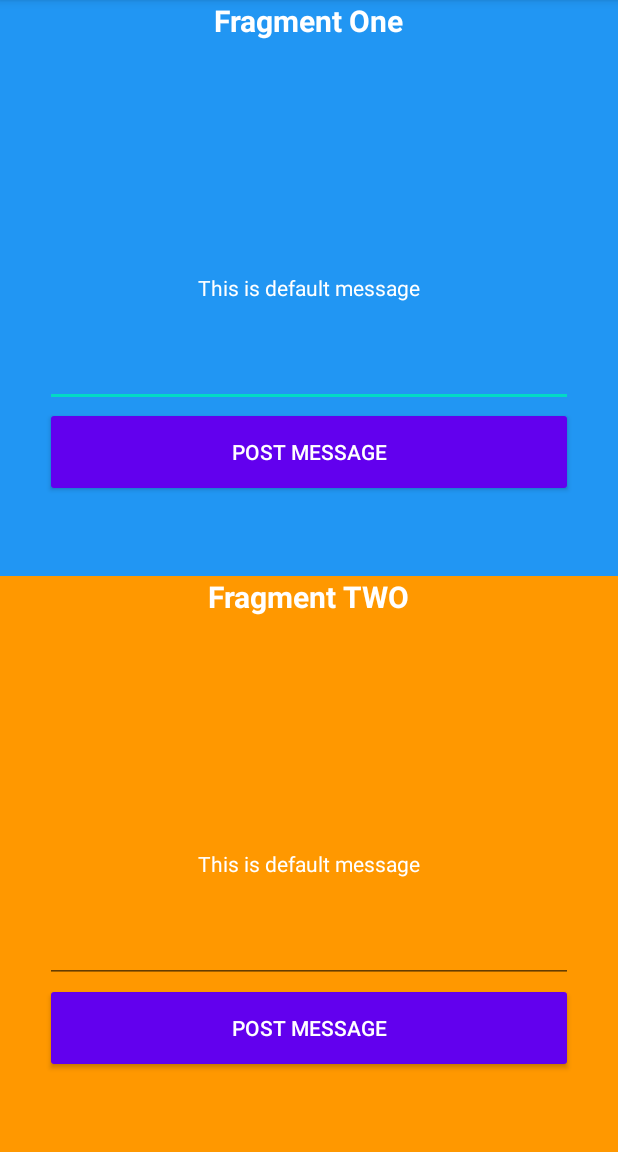
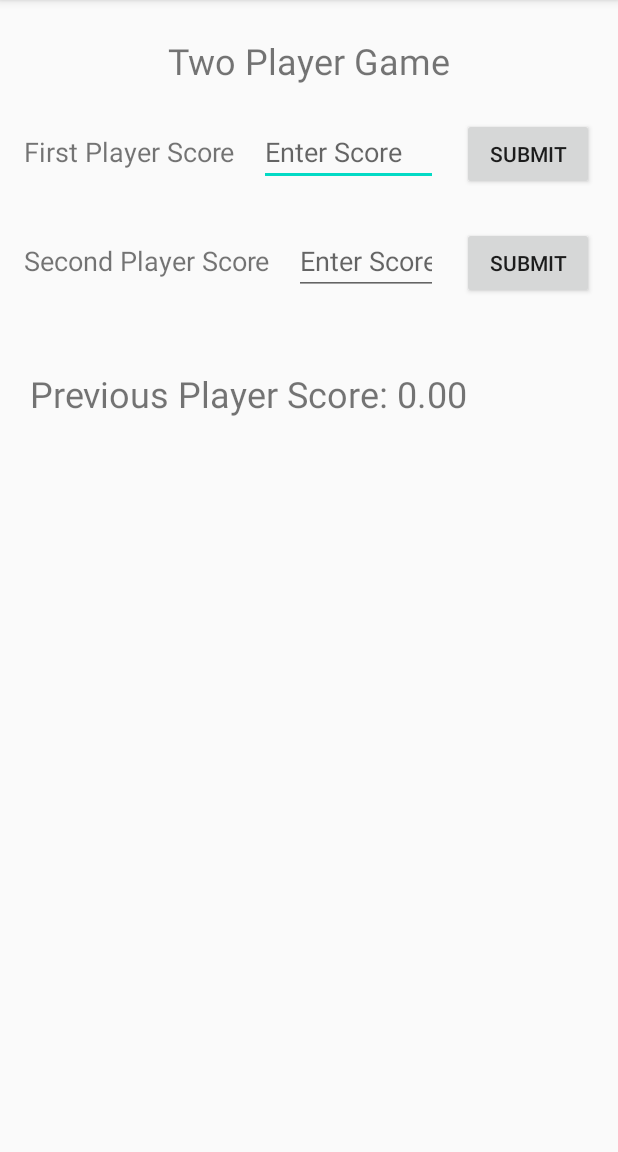
Before and after one commit to hmqiwtCode/LiveDataKotlin, an Android app: the screen it shows after launch (MainActivity), on a phone screen of 412 x 824 dp, the part 84-1236 px from its top. Run offline under Robolectric (Android 15) with nearby library versions, the phone set to English and light mode, and no system bars.

Commit message:
Mediator

```diff
--- a/app/src/main/AndroidManifest.xml
+++ b/app/src/main/AndroidManifest.xml
@@ -9,13 +9,16 @@
         android:roundIcon="@mipmap/ic_launcher_round"
         android:supportsRtl="true"
         android:theme="@style/AppTheme">
-        <activity android:name=".MainActivity">
+        <activity android:name=".mediatore.MainActivity">
             <intent-filter>
                 <action android:name="android.intent.action.MAIN" />
 
                 <category android:name="android.intent.category.LAUNCHER" />
             </intent-filter>
         </activity>
+        <activity android:name=".forliv_data.MainActivity"></activity>
+
+        <activity android:name=".MainActivity"></activity>
     </application>
 
 </manifest>
--- /dev/null
+++ b/app/src/main/java/com/quy/livedatakotlin/mediatore/MainActivity.kt
@@ -0,0 +1,40 @@
+package com.quy.livedatakotlin.mediatore
+
+import androidx.appcompat.app.AppCompatActivity
+import android.os.Bundle
+import androidx.lifecycle.Observer
+import androidx.lifecycle.ViewModelProviders
+import com.quy.livedatakotlin.R
+import kotlinx.android.synthetic.main.activity_main3.*
+
+
+class MainActivity : AppCompatActivity() {
+
+    override fun onCreate(savedInstanceState: Bundle?) {
+        super.onCreate(savedInstanceState)
+        setContentView(R.layout.activity_main3)
+
+        val model = ViewModelProviders.of(this)[MainViewModel::class.java]
+
+
+//        model.firstPlayerScore.observe(this, Observer<Float>{ score ->
+//            previous_player_score_label.text = getString(R.string.previous_player_score, score)
+//        })
+//
+//        model.secondPlayerScore.observe(this, Observer<Float>{ score ->
+//            previous_player_score_label.text = getString(R.string.previous_player_score, score)
+//        })
+//
+     //   region
+            model.currentScore.observe(this, Observer<Float>{ score ->
+            previous_player_score_label.text = getString(R.string.previous_player_score, score)
+        })
+     //   endregion
+
+        submit_first_player_score.setOnClickListener { model.setFirstPlayerScore(
+            first_player_score.text.toString().toFloat()) }
+
+        submit_second_player_score.setOnClickListener { model.setSecondPlayerScore(
+            second_player_score.text.toString().toFloat()) }
+    }
+}
--- /dev/null
+++ b/app/src/main/java/com/quy/livedatakotlin/mediatore/MainViewModel.kt
@@ -0,0 +1,37 @@
+package com.quy.livedatakotlin.mediatore
+
+import androidx.lifecycle.LiveData
+import androidx.lifecycle.MediatorLiveData
+import androidx.lifecycle.MutableLiveData
+import androidx.lifecycle.ViewModel
+
+class MainViewModel: ViewModel(){
+    private var _firstPlayerScore = MutableLiveData<Float>(0f)
+    val firstPlayerScore: LiveData<Float>
+        get()  = _firstPlayerScore
+
+    private var _secondPlayerScore = MutableLiveData<Float>(0f)
+    val secondPlayerScore: LiveData<Float>
+        get()  = _secondPlayerScore
+
+    //region
+    val currentScore = MediatorLiveData<Float>()
+
+    init{
+        currentScore.addSource(_firstPlayerScore) { value ->
+            currentScore.setValue(value)
+        }
+        currentScore.addSource(_secondPlayerScore) { value ->
+            currentScore.setValue(value)
+        }
+    }
+    //endregion
+
+    fun setFirstPlayerScore(score: Float){
+        _firstPlayerScore.value = score
+    }
+
+    fun setSecondPlayerScore(score: Float){
+        _secondPlayerScore.value = score
+    }
+}
--- /dev/null
+++ b/app/src/main/res/layout/activity_main3.xml
@@ -0,0 +1,128 @@
+<?xml version="1.0" encoding="utf-8"?>
+<androidx.constraintlayout.widget.ConstraintLayout xmlns:android="http://schemas.android.com/apk/res/android"
+xmlns:app="http://schemas.android.com/apk/res-auto"
+xmlns:tools="http://schemas.android.com/tools"
+android:layout_width="match_parent"
+android:layout_height="match_parent"
+tools:context=".mediatore.MainActivity">
+
+<TextView
+    android:id="@+id/previous_player_score_label"
+    android:layout_width="wrap_content"
+    android:layout_height="wrap_content"
+    android:layout_marginStart="20dp"
+    android:layout_marginLeft="20dp"
+    android:layout_marginTop="60dp"
+    android:textSize="24sp"
+    app:layout_constraintHorizontal_weight="1"
+    app:layout_constraintStart_toStartOf="parent"
+    app:layout_constraintTop_toBottomOf="@+id/second_player_score_label"
+    tools:text="Previous Player Score: 23" />
+
+<TextView
+    android:id="@+id/first_player_score_label"
+    android:layout_width="wrap_content"
+    android:layout_height="wrap_content"
+    android:layout_marginStart="16dp"
+    android:layout_marginLeft="16dp"
+    android:layout_marginTop="32dp"
+    android:text="@string/first_player_score"
+    android:textSize="18sp"
+    app:layout_constraintEnd_toStartOf="@+id/first_player_score"
+    app:layout_constraintHorizontal_bias="0.5"
+    app:layout_constraintHorizontal_weight="1"
+    app:layout_constraintStart_toStartOf="parent"
+    app:layout_constraintTop_toBottomOf="@+id/game_label" />
+
+<TextView
+    android:id="@+id/game_label"
+    android:layout_width="wrap_content"
+    android:layout_height="wrap_content"
+    android:layout_marginStart="16dp"
+    android:layout_marginLeft="16dp"
+    android:layout_marginTop="24dp"
+    android:layout_marginEnd="16dp"
+    android:layout_marginRight="16dp"
+    android:text="@string/two_player_game"
+    android:textSize="24sp"
+    app:layout_constraintEnd_toEndOf="parent"
+    app:layout_constraintStart_toStartOf="parent"
+    app:layout_constraintTop_toTopOf="parent" />
+
+<EditText
+    android:id="@+id/first_player_score"
+    android:layout_width="0dp"
+    android:layout_height="wrap_content"
+    android:layout_marginStart="16dp"
+    android:layout_marginLeft="16dp"
+    android:layout_marginEnd="16dp"
+    android:layout_marginRight="16dp"
+    android:ems="10"
+    android:hint="@string/enter_score"
+    android:inputType="numberDecimal"
+    app:layout_constraintBaseline_toBaselineOf="@+id/first_player_score_label"
+    app:layout_constraintEnd_toStartOf="@+id/submit_first_player_score"
+    app:layout_constraintHorizontal_bias="0.5"
+    app:layout_constraintHorizontal_chainStyle="spread"
+    app:layout_constraintHorizontal_weight="2"
+    app:layout_constraintStart_toEndOf="@+id/first_player_score_label" />
+
+<Button
+    android:id="@+id/submit_second_player_score"
+    android:layout_width="wrap_content"
+    android:layout_height="wrap_content"
+    android:layout_marginEnd="16dp"
+    android:layout_marginRight="16dp"
+    android:text="@string/submit"
+    app:layout_constraintBaseline_toBaselineOf="@+id/second_player_score"
+    app:layout_constraintEnd_toEndOf="parent"
+    app:layout_constraintHorizontal_bias="0.5"
+    app:layout_constraintHorizontal_weight="1"
+    app:layout_constraintStart_toEndOf="@+id/second_player_score" />
+
+<TextView
+    android:id="@+id/second_player_score_label"
+    android:layout_width="wrap_content"
+    android:layout_height="wrap_content"
+    android:layout_marginStart="16dp"
+    android:layout_marginLeft="16dp"
+    android:layout_marginTop="48dp"
+    android:text="@string/second_player_score"
+    android:textSize="18sp"
+    app:layout_constraintEnd_toStartOf="@+id/second_player_score"
+    app:layout_constraintHorizontal_bias="0.5"
+    app:layout_constraintHorizontal_weight="1"
+    app:layout_constraintStart_toStartOf="parent"
+    app:layout_constraintTop_toBottomOf="@+id/first_player_score_label" />
+
+<EditText
+    android:id="@+id/second_player_score"
+    android:layout_width="0dp"
+    android:layout_height="wrap_content"
+    android:layout_marginStart="16dp"
+    android:layout_marginLeft="16dp"
+    android:layout_marginEnd="16dp"
+    android:layout_marginRight="16dp"
+    android:ems="10"
+    android:hint="@string/enter_score"
+    android:inputType="numberDecimal"
+    app:layout_constraintBaseline_toBaselineOf="@+id/second_player_score_label"
+    app:layout_constraintEnd_toStartOf="@+id/submit_second_player_score"
+    app:layout_constraintHorizontal_bias="0.5"
+    app:layout_constraintHorizontal_weight="2"
+    app:layout_constraintStart_toEndOf="@+id/second_player_score_label" />
+
+<Button
+    android:id="@+id/submit_first_player_score"
+    android:layout_width="wrap_content"
+    android:layout_height="wrap_content"
+    android:layout_marginEnd="16dp"
+    android:layout_marginRight="16dp"
+    android:text="@string/submit"
+    app:layout_constraintBaseline_toBaselineOf="@+id/first_player_score"
+    app:layout_constraintEnd_toEndOf="parent"
+    app:layout_constraintHorizontal_bias="0.5"
+    app:layout_constraintHorizontal_weight="1"
+    app:layout_constraintStart_toEndOf="@+id/first_player_score" />
+
+</androidx.constraintlayout.widget.ConstraintLayout>
--- a/app/src/main/res/values/strings.xml
+++ b/app/src/main/res/values/strings.xml
@@ -2,4 +2,12 @@
     <string name="app_name">LiveDataKotlin</string>
     <!-- TODO: Remove or change this placeholder text -->
     <string name="hello_blank_fragment">Hello blank fragment</string>
+
+
+    <string name="first_player_score">First Player Score</string>
+    <string name="two_player_game">Two Player Game</string>
+    <string name="submit">Submit</string>
+    <string name="second_player_score">Second Player Score</string>
+    <string name="previous_player_score">Previous Player Score: %1$.2f</string>
+    <string name="enter_score">Enter Score</string>
 </resources>
```
Also changed, not shown: app/src/main/java/com/quy/livedatakotlin/forliv_data/MainActivity.kt (added, +38 -0 lines), app/src/main/java/com/quy/livedatakotlin/forliv_data/MediatorCustom.kt (added, +26 -0 lines), app/src/main/res/layout/activity_main2.xml (added, +49 -0 lines).
